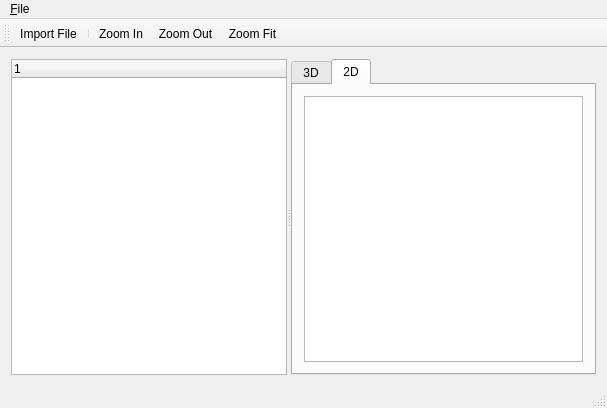
Above: mainwindow.ui from sibbi77/pickAndPlaceMachine before the change. Below: the same form after it.
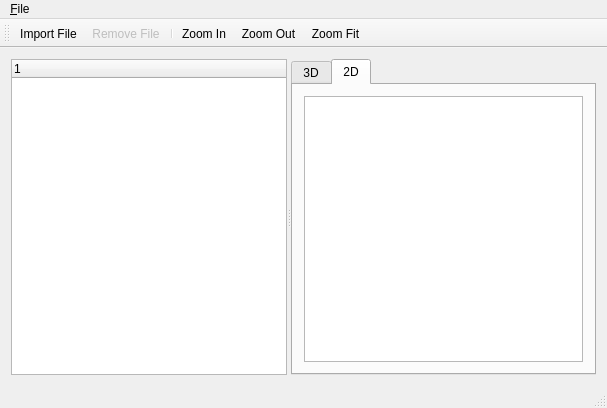
That is the form after the change. Icons and pictures are not drawn. Custom widgets are drawn as their Qt base class.

What changed in the file:
```diff
--- a/mainwindow.ui
+++ b/mainwindow.ui
@@ -97,6 +97,7 @@
     <bool>false</bool>
    </attribute>
    <addaction name="actionImport_Gerber"/>
+   <addaction name="actionRemove_File"/>
    <addaction name="separator"/>
    <addaction name="actionZoom_In"/>
    <addaction name="actionZoom_Out"/>
@@ -156,6 +157,21 @@
     <string>Export to &amp;Freecad</string>
    </property>
   </action>
+  <action name="actionRemove_File">
+   <property name="enabled">
+    <bool>false</bool>
+   </property>
+   <property name="icon">
+    <iconset resource="pickAndPlaceMachine.qrc">
+     <normaloff>:/images/edit_remove.png</normaloff>:/images/edit_remove.png</iconset>
+   </property>
+   <property name="text">
+    <string>&amp;Remove File</string>
+   </property>
+   <property name="shortcut">
+    <string>Del</string>
+   </property>
+  </action>
  </widget>
  <layoutdefault spacing="6" margin="11"/>
  <customwidgets>
```
Left out of the diff: 4 changed lines with no effect on the pictures.
